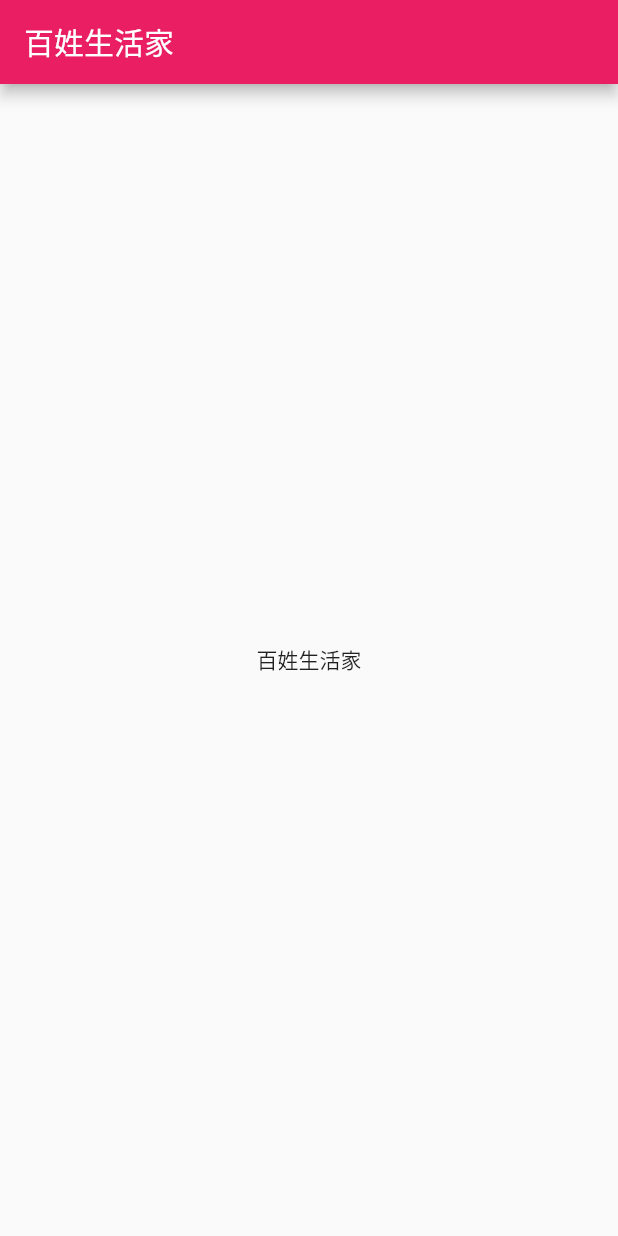
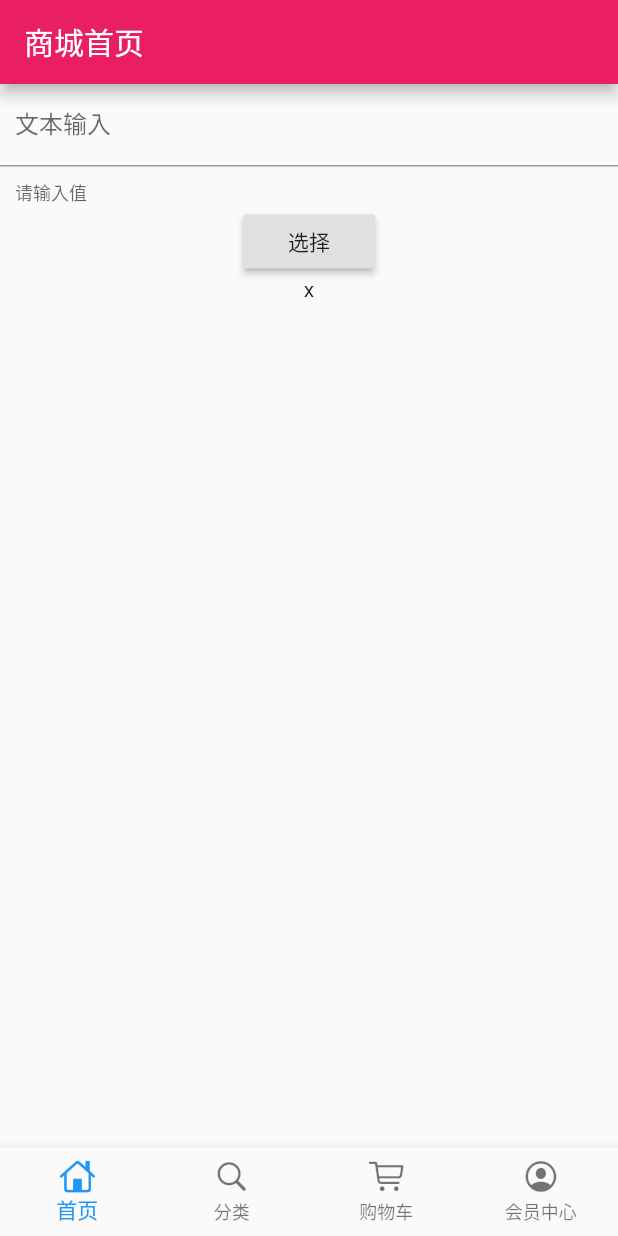
Before and after one commit to qingpengtan/flutter_shop, a Flutter app: the screen it shows after launch, on a phone screen of 412 x 824 dp. Run offline on Flutter 3.47's test engine with Material 2 defaults, Android fonts, the phone set to English and light mode, and no system bars.

Commit message:
Signed-off-by: qingpengtan <tang1994year163.com>

```diff
--- /dev/null
+++ b/lib/pages/home_page.dart
@@ -0,0 +1,49 @@
+import 'package:flutter/material.dart';
+
+class HomePage extends StatelessWidget {
+  TextEditingController typeController = TextEditingController();
+
+  String showText = "x";
+
+  @override
+  Widget build(BuildContext context) {
+    return Scaffold(
+      body: Container(
+        child: Scaffold(
+          appBar: AppBar(
+            title: Text("商城首页"),
+          ),
+          body: Container(
+            child: Column(
+              children: <Widget>[
+                TextField(
+                  controller: typeController,
+                  decoration: InputDecoration(
+                      contentPadding: EdgeInsets.all(10.0),
+                      labelText: '文本输入',
+                      helperText: '请输入值'),
+                  autofocus: false,
+                ),
+                RaisedButton(
+                  onPressed: () {},
+                  child: Text("选择"),
+                ),
+                Text(
+                  showText,
+                  overflow: TextOverflow.ellipsis,
+                  maxLines: 1,
+                )
+              ],
+            ),
+          ),
+        ),
+      ),
+    );
+  }
+
+  // void getHttp(){
+  //   try{
+  //     Response
+  //   }
+  // }
+}
--- a/lib/pages/index_page.dart
+++ b/lib/pages/index_page.dart
@@ -1,5 +1,9 @@
 import 'package:flutter/cupertino.dart';
 import 'package:flutter/material.dart';
+import 'package:flutter_shop/pages/cart_page.dart';
+import 'package:flutter_shop/pages/category_page.dart';
+import 'package:flutter_shop/pages/home_page.dart';
+import 'package:flutter_shop/pages/member_page.dart';
 
 class IndexPage extends StatefulWidget {
   _IndexPageState createState() => _IndexPageState();
@@ -16,15 +20,35 @@ class _IndexPageState extends State<IndexPage> {
         icon: Icon(CupertinoIcons.profile_circled), title: Text("会员中心")),
   ];
 
+  final List tabs = [HomePage(), CategoryPage(), CartPage(), MemberPage()];
+  int currentIndex = 0;
+  var currentPage;
+
+  @override
+  void initState() {
+    currentPage = tabs[currentIndex];
+    super.initState();
+  }
+
   @override
   Widget build(BuildContext buildContext) {
     return Scaffold(
-      appBar: AppBar(
-        title: Text("百姓生活家"),
+      backgroundColor: Color.fromRGBO(244, 245, 245, 1.0),
+      bottomNavigationBar: BottomNavigationBar(
+        type: BottomNavigationBarType.fixed,
+        currentIndex: currentIndex,
+        items: bottomTabs,
+        onTap: (index) {
+          setState(() {
+            currentIndex = index;
+            currentPage = tabs[currentIndex];
+          });
+        },
       ),
-      body: Center(
-        child: Text("百姓生活家"),
-      ),
+      // appBar: AppBar(
+      //   title: Text("百姓生活家"),
+      // ),
+      body: currentPage,
     );
   }
 }
--- a/pubspec.yaml
+++ b/pubspec.yaml
@@ -23,6 +23,7 @@ dependencies:
   # The following adds the Cupertino Icons font to your application.
   # Use with the CupertinoIcons class for iOS style icons.
   cupertino_icons: ^0.1.2
+  dio: ^2.0.9
 
 dev_dependencies:
   flutter_test:
```
Also changed, not shown: lib/pages/cart_page.dart (added, +12 -0 lines), lib/pages/category_page.dart (added, +12 -0 lines), lib/pages/member_page.dart (added, +12 -0 lines).
